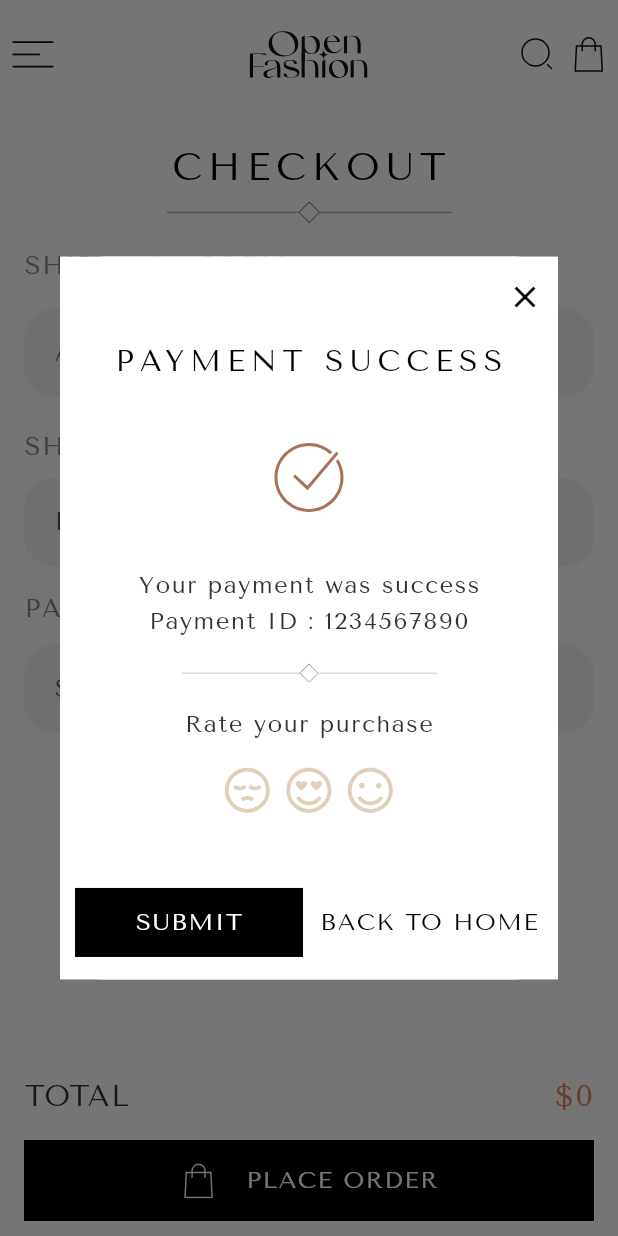
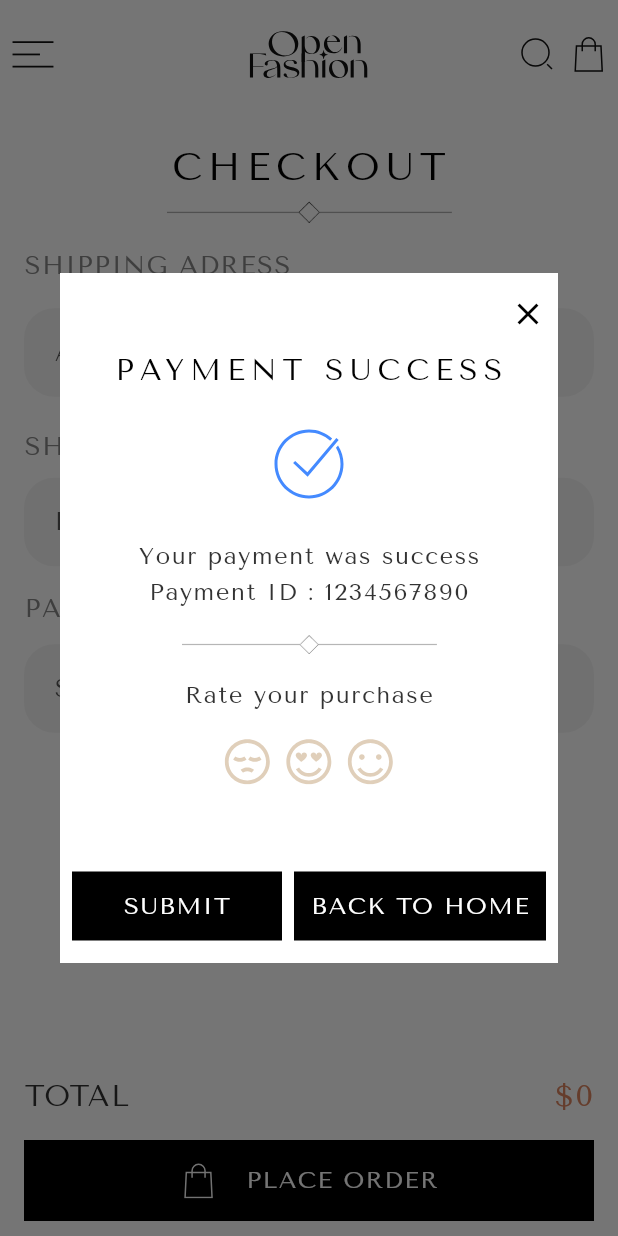
Before and after one commit to MohamedRefky/Style-Haven, a Flutter app: the PlaceOrderScreen screen opened directly with empty values, after a tap on "PLACE ORDER", on a phone screen of 412 x 824 dp. Run offline on Flutter 3.47's test engine with Material 3 defaults, Android fonts, the light colour scheme and no system bars; our stand-ins replace flutter_credit_card, flutter_svg, gap, ionicons.

Commit message:
build CustomDialog

```diff
--- a/lib/core/components/custom_button.dart
+++ b/lib/core/components/custom_button.dart
@@ -23,28 +23,30 @@ class CustomButton extends StatelessWidget {
   final Color? color;
   final double? textSize;
   final Color? textColor;
+
   @override
   Widget build(BuildContext context) {
     return GestureDetector(
       onTap: onTap,
       child: Container(
         width: width ?? double.infinity,
+
         color: color ?? Colors.black,
-        // decoration: BoxDecoration(
-        //  border: Border.all(color: Colors.black),
-        // ),
+
         child: Padding(
-          padding: const EdgeInsets.symmetric(vertical: 15, horizontal: 2),
+          padding: const EdgeInsets.symmetric(vertical: 15, horizontal: 8),
 
           child: Row(
             mainAxisAlignment: MainAxisAlignment.center,
             children: [
-              isSvg ? SvgPicture.asset(svg) : const Gap(0),
+              isSvg ? SvgPicture.asset(svg) : SizedBox.shrink(),
               isSvg ? Gap(20) : SizedBox.shrink(),
-              CustomText(
-                text: text.toUpperCase(),
-                size: textSize ?? 16,
-                color: textColor ?? Colors.white,
+              Flexible(
+                child: CustomText(
+                  text: text.toUpperCase(),
+                  size: textSize ?? 16,
+                  color: textColor ?? Colors.white,
+                ),
               ),
             ],
           ),
--- /dev/null
+++ b/lib/features/place_order/components/custom_dialog.dart
@@ -0,0 +1,109 @@
+import 'package:flutter/material.dart';
+import 'package:flutter_svg/svg.dart';
+import 'package:gap/gap.dart';
+import 'package:style_haven/core/colors.dart';
+import 'package:style_haven/core/components/custom_button.dart'
+    show CustomButton;
+import 'package:style_haven/core/constants/constants_assets.dart';
+import 'package:style_haven/core/constants/custom_text.dart';
+
+class CustomDialog extends StatelessWidget {
+  const CustomDialog({super.key});
+
+  @override
+  Widget build(BuildContext context) {
+    return Container(
+      width: double.infinity,
+      height: 460,
+      padding: const EdgeInsets.symmetric(horizontal: 8, vertical: 15),
+      color: Colors.white,
+      child: Column(
+        mainAxisSize: MainAxisSize.min,
+        children: [
+          Align(
+            alignment: Alignment.centerRight,
+            child: GestureDetector(
+              onTap: () => Navigator.pop(context),
+              child: Icon(Icons.close_outlined, color: Colors.black),
+            ),
+          ),
+          Gap(15),
+          CustomText(
+            text: 'Payment success'.toUpperCase(),
+            size: 20,
+            letterSpacing: 4,
+            color: Colors.black,
+          ),
+          Gap(30),
+          SvgPicture.asset(
+            Assets.assetsPopDone,
+            colorFilter: ColorFilter.mode(Colors.blueAccent, BlendMode.srcIn),
+          ),
+          Gap(30),
+          CustomText(
+            text: 'Your payment was success',
+            color: AppColors.grayScaleBody,
+          ),
+          Gap(8),
+          CustomText(
+            text: 'Payment ID : 1234567890',
+            color: AppColors.grayScaleBody,
+          ),
+          Gap(20),
+          Image.asset(
+            Assets.assetsLine,
+            width: 170,
+            color: AppColors.grayScaleLabel,
+          ),
+          Gap(20),
+          CustomText(
+            text: 'Rate your purchase',
+            color: AppColors.grayScaleBody,
+          ),
+          Gap(20),
+          Row(
+            mainAxisAlignment: MainAxisAlignment.center,
+            children: [
+              SvgPicture.asset(Assets.assetsPopEmogi1),
+              Gap(10),
+              SvgPicture.asset(Assets.assetsPopEmogi2),
+              Gap(10),
+              SvgPicture.asset(Assets.assetsPopEmogi3),
+            ],
+          ),
+          Spacer(),
+          Row(
+            children: [
+              CustomButton(
+                width: 140,
+                text: 'Submit',
+                textSize: 16,
+                svg: Assets.assetsSvgsShoppingBag,
+                onTap: () {
+                  Navigator.pop(context);
+                },
+                isSvg: false,
+              ),
+              Gap(8),
+              Expanded(
+                child: CustomButton(
+                  color: Colors.black,
+                  text: 'Back to home',
+                  textSize: 16,
+                  textColor: Colors.white,
+                  svg: Assets.assetsSvgsShoppingBag,
+                  onTap: () {
+                    Navigator.pop(context);
+                    Navigator.pop(context);
+                    Navigator.pop(context);
+                  },
+                  isSvg: false,
+                ),
+              ),
+            ],
+          ),
+        ],
+      ),
+    );
+  }
+}
--- a/lib/features/place_order/view/place_order_screen.dart
+++ b/lib/features/place_order/view/place_order_screen.dart
@@ -12,6 +12,7 @@ import 'package:style_haven/core/constants/custom_text.dart';
 import 'package:style_haven/features/add_addres/view/add_adress.dart';
 import 'package:style_haven/features/add_card/view/add_card.dart';
 import 'package:style_haven/features/place_order/components/custom_container.dart';
+import 'package:style_haven/features/place_order/components/custom_dialog.dart';
 import 'package:style_haven/features/place_order/components/shipping_adress.dart';
 import 'package:style_haven/features/place_order/components/shipping_method.dart';
 
@@ -209,92 +210,7 @@ class _PlaceOrderScreenState extends State<PlaceOrderScreen> {
                   builder: (context) {
                     return Dialog(
                       backgroundColor: Colors.white,
-                      child: Container(
-                        padding: const EdgeInsets.symmetric(
-                          horizontal: 10,
-                          vertical: 15,
-                        ),
-                        color: Colors.white,
-                        child: Column(
-                          mainAxisSize: MainAxisSize.min,
-                          children: [
-                            Align(
-                              alignment: Alignment.centerRight,
-                              child: Icon(
-                                Icons.close_outlined,
-                                color: Colors.black,
-                              ),
-                            ),
-                            Gap(20),
-                            CustomText(
-                              text: 'Payment success'.toUpperCase(),
-                              size: 20,
-                              letterSpacing: 4,
-                              color: Colors.black,
-                            ),
-                            Gap(45),
-                            SvgPicture.asset(Assets.assetsPopDone),
-                            Gap(40),
-                            CustomText(
-                              text: 'Your payment was success',
-                              color: AppColors.grayScaleBody,
-                            ),
-                            Gap(8),
-                            CustomText(
-                              text: 'Payment ID : 1234567890',
-                              color: AppColors.grayScaleBody,
-                            ),
-                            Gap(20),
-                            Image.asset(
-                              Assets.assetsLine,
-                              width: 170,
-                              color: AppColors.grayScaleLabel,
-                            ),
-                            Gap(20),
-                            CustomText(
-                              text: 'Rate your purchase',
-                              color: AppColors.grayScaleBody,
-                            ),
-                            Gap(20),
-                            Row(
-                              mainAxisAlignment: MainAxisAlignment.center,
-                              children: [
-                                SvgPicture.asset(Assets.assetsPopEmogi1),
-                                Gap(10),
-                                SvgPicture.asset(Assets.assetsPopEmogi2),
-                                Gap(10),
-                                SvgPicture.asset(Assets.assetsPopEmogi3),
-                              ],
-                            ),
-                            Gap(50),
-                            Row(
-                              children: [
-                                Expanded(
-                                  child: CustomButton(
-                                    text: 'Submit',
-                                    textSize: 16,
-                                    svg: Assets.assetsSvgsShoppingBag,
-                                    onTap: () {},
-                                    isSvg: false,
-                                  ),
-                                ),
-                                Gap(8),
-                                Expanded(
-                                  child: CustomButton(
-                                    color: Colors.white,
-                                    text: 'Back to home',
-                                    textSize: 16,
-                                    textColor: Colors.black,
-                                    svg: Assets.assetsSvgsShoppingBag,
-                                    onTap: () {},
-                                    isSvg: false,
-                                  ),
-                                ),
-                              ],
-                            ),
-                          ],
-                        ),
-                      ),
+                      child: CustomDialog(),
                     );
                   },
                 );
```
